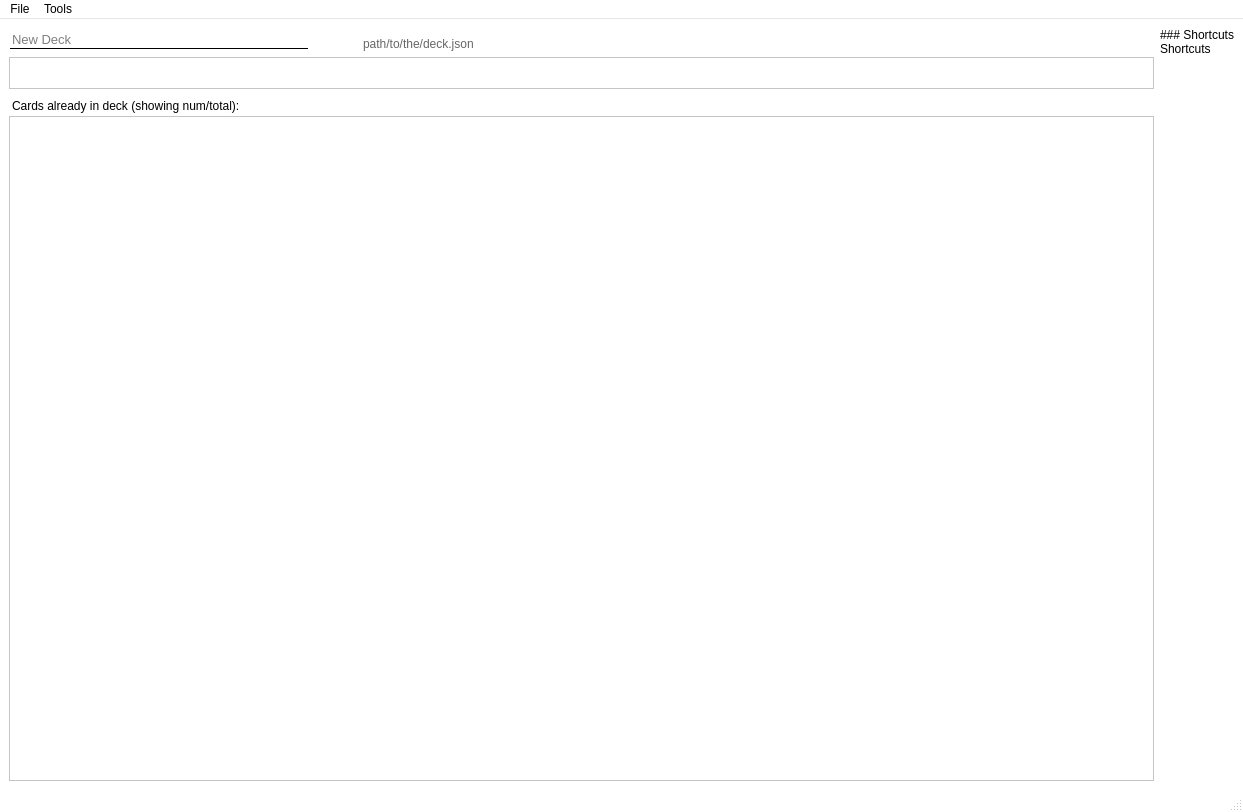
This is ui/main_window/main_window.ui in KrusnikViers/Lexicanum as Qt 5 draws it before an edit. The edited form follows.
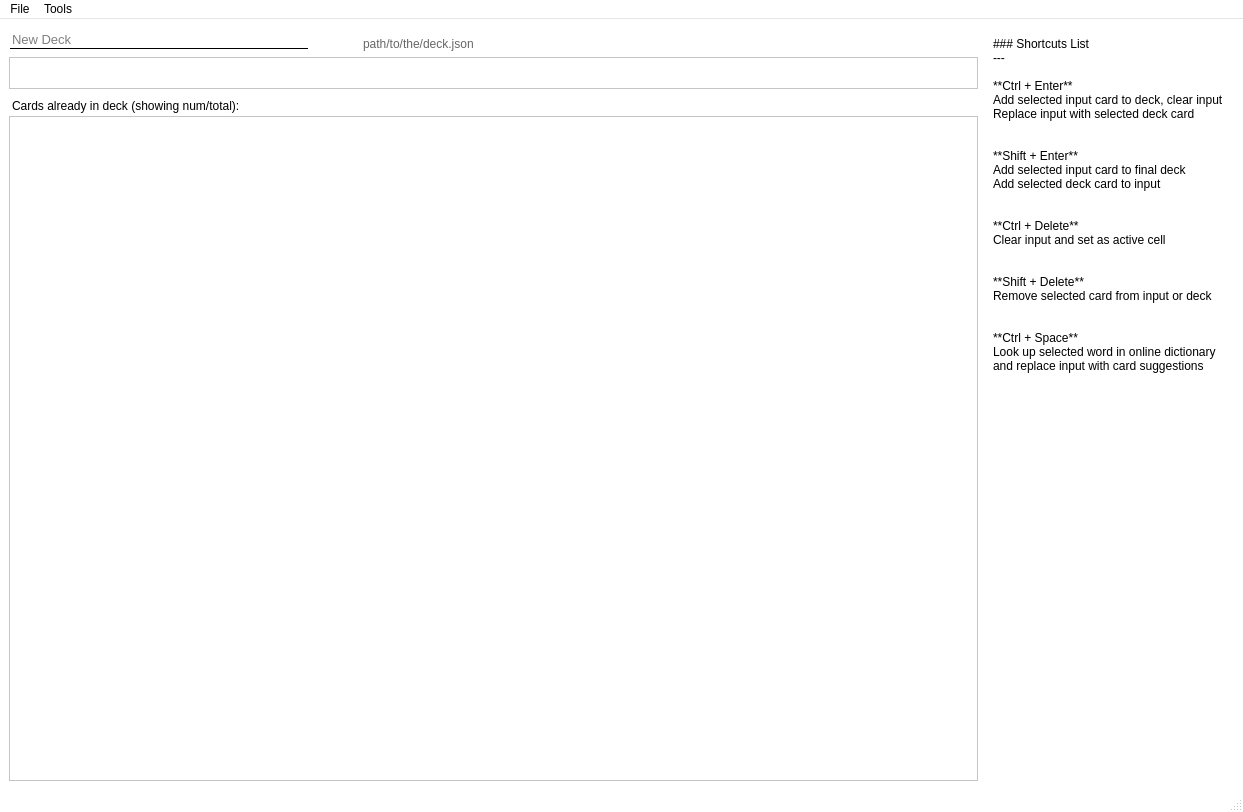
This is the edited form.

Commit message: Add shortcut tips and update feature blockers list

What changed in the file:
```diff
--- a/ui/main_window/main_window.ui
+++ b/ui/main_window/main_window.ui
@@ -167,24 +167,6 @@
       </item>
      </layout>
     </item>
-    <item row="0" column="1" rowspan="2">
-     <layout class="QVBoxLayout" name="sidebar_layout">
-      <item>
-       <widget class="QLabel" name="sidebar_shortcuts_label">
-        <property name="text">
-         <string>### Shortcuts
-Shortcuts</string>
-        </property>
-        <property name="textFormat">
-         <enum>Qt::MarkdownText</enum>
-        </property>
-        <property name="alignment">
-         <set>Qt::AlignLeading|Qt::AlignLeft|Qt::AlignTop</set>
-        </property>
-       </widget>
-      </item>
-     </layout>
-    </item>
     <item row="1" column="0">
      <layout class="QVBoxLayout" name="cards_table_view_layout">
       <property name="spacing">
@@ -235,6 +217,62 @@
       </item>
      </layout>
     </item>
+    <item row="0" column="1" rowspan="2">
+     <widget class="QWidget" name="sidebar_widget" native="true">
+      <property name="sizePolicy">
+       <sizepolicy hsizetype="Maximum" vsizetype="Preferred">
+        <horstretch>0</horstretch>
+        <verstretch>0</verstretch>
+       </sizepolicy>
+      </property>
+      <property name="maximumSize">
+       <size>
+        <width>250</width>
+        <height>16777215</height>
+       </size>
+      </property>
+      <layout class="QVBoxLayout" name="_sidebar_layout">
+       <item>
+        <widget class="QLabel" name="sidebar_shortcuts_label">
+         <property name="text">
+          <string>### Shortcuts List
+---
+
+**Ctrl + Enter**  
+Add selected input card to deck, clear input  
+Replace input with selected deck card
+
+
+**Shift + Enter**  
+Add selected input card to final deck  
+Add selected deck card to input
+
+
+**Ctrl + Delete**  
+Clear input and set as active cell
+
+
+**Shift + Delete**  
+Remove selected card from input or deck
+
+
+**Ctrl + Space**  
+Look up selected word in online dictionary and replace input with card suggestions</string>
+         </property>
+         <property name="textFormat">
+          <enum>Qt::MarkdownText</enum>
+         </property>
+         <property name="alignment">
+          <set>Qt::AlignLeading|Qt::AlignLeft|Qt::AlignTop</set>
+         </property>
+         <property name="wordWrap">
+          <bool>true</bool>
+         </property>
+        </widget>
+       </item>
+      </layout>
+     </widget>
+    </item>
    </layout>
   </widget>
   <widget class="QStatusBar" name="app_status_bar_placeholder"/>
```
Left out of the diff: 17 changed lines with no effect on the pictures. The commit also changes 4 other files.
